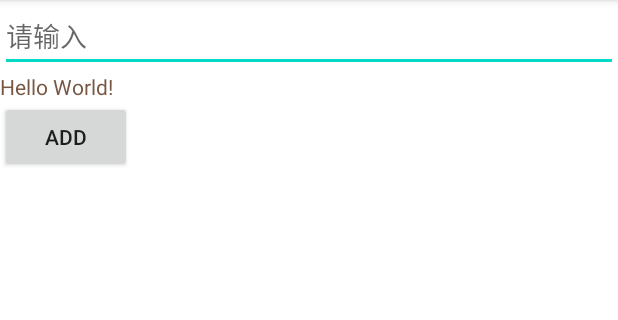
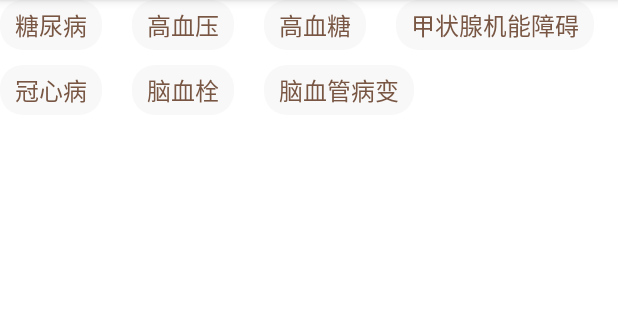
Before and after one commit to xingchen1989/LabelsView, an Android app: the screen it shows after launch (MainActivity), on a phone screen of 412 x 824 dp, the part 84-404 px from its top. Run offline under Robolectric (Android 15) with nearby library versions, the phone set to English and light mode, and no system bars.

Commit message:
修复共享一个Drawable造成背景异常

```diff
--- a/app/src/main/java/com/xingchen/labelsview/MainActivity.java
+++ b/app/src/main/java/com/xingchen/labelsview/MainActivity.java
@@ -1,7 +1,6 @@
 package com.xingchen.labelsview;
 
 import android.os.Bundle;
-import android.view.View;
 import android.widget.TextView;
 import android.widget.Toast;
 
@@ -21,15 +20,16 @@ public class MainActivity extends AppCompatActivity {
         super.onCreate(savedInstanceState);
         setContentView(R.layout.activity_main);
         labelsView = findViewById(R.id.labels);
+        labelsView.setLabels(getLabels());
         labelsView.setLabelClickListener(new OnLabelClickListener() {
             @Override
             public void onLabelClick(TextView label, int position) {
-                Toast.makeText(MainActivity.this, position + "", Toast.LENGTH_SHORT).show();
+                Toast.makeText(MainActivity.this, "点击了：" + label.getText(), Toast.LENGTH_SHORT).show();
             }
         });
     }
 
-    public void add(View view) {
+    public List<String> getLabels() {
         List<String> labels = new ArrayList<>();
         labels.add("糖尿病");
         labels.add("高血压");
@@ -38,12 +38,6 @@ public class MainActivity extends AppCompatActivity {
         labels.add("冠心病");
         labels.add("脑血栓");
         labels.add("脑血管病变");
-        labelsView.setLabels(labels);
-        labelsView.setLabelClickListener(new OnLabelClickListener() {
-            @Override
-            public void onLabelClick(TextView label, int position) {
-                Toast.makeText(MainActivity.this, "点击了：" + label.getText(), Toast.LENGTH_SHORT).show();
-            }
-        });
+        return labels;
     }
 }
--- a/app/src/main/res/layout/activity_main.xml
+++ b/app/src/main/res/layout/activity_main.xml
@@ -8,17 +8,6 @@
     android:orientation="vertical"
     tools:context=".MainActivity">
 
-    <EditText
-        android:layout_width="match_parent"
-        android:layout_height="wrap_content"
-        android:hint="请输入" />
-
-    <TextView
-        android:layout_width="wrap_content"
-        android:layout_height="wrap_content"
-        android:text="Hello World!"
-        android:textColor="#785643" />
-
     <com.xingchen.labels.view.LabelsView
         android:id="@+id/labels"
         android:layout_width="match_parent"
@@ -28,10 +17,4 @@
         app:lineMargin="10dp"
         app:maxLines="2"
         app:wordMargin="20dp" />
-
-    <Button
-        android:layout_width="wrap_content"
-        android:layout_height="wrap_content"
-        android:onClick="add"
-        android:text="add" />
 </LinearLayout>
--- a/build.gradle
+++ b/build.gradle
@@ -20,7 +20,6 @@ allprojects {
     repositories {
         google()
         jcenter()
-
     }
 }
 
--- a/labels/src/main/java/com/xingchen/labels/view/LabelsView.java
+++ b/labels/src/main/java/com/xingchen/labels/view/LabelsView.java
@@ -235,13 +235,15 @@ public class LabelsView extends ViewGroup implements View.OnClickListener {
         TextView label = new TextView(getContext());
         label.setTag(KEY_DATA, data);
         label.setTag(KEY_POSITION, position);
-        label.setPadding(mTextPaddingLeft, mTextPaddingTop, mTextPaddingRight, mTextPaddingBottom);
-        label.setTextSize(TypedValue.COMPLEX_UNIT_PX, mTextSize);
         label.setTextColor(mTextColor);
-        label.setBackground(mLabelBg);
         label.setGravity(mLabelGravity);
         label.getPaint().setFakeBoldText(isTextBold);
+        label.setTextSize(TypedValue.COMPLEX_UNIT_PX, mTextSize);
+        label.setPadding(mTextPaddingLeft, mTextPaddingTop, mTextPaddingRight, mTextPaddingBottom);
         label.setText(provider.getLabelText(label, position, data));
+        //设置给label的背景(Drawable)是一个Drawable对象的拷贝，
+        // 因为如果所有的标签都共用一个Drawable对象，会引起背景错乱。
+        label.setBackground(mLabelBg.getConstantState().newDrawable());
         label.setOnClickListener(this);
         addView(label);
     }
```
Also changed, not shown: app/build.gradle (line endings or trailing spaces).
